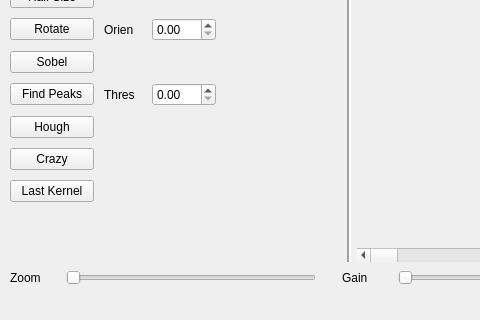
Above: hw1/src/mainwindow.ui from eschwabe/computer-vision before the change; both pictures show x 0 to 480 and y 443 to 763 of the 1002 by 763 pixel window. Below: the same form after it.
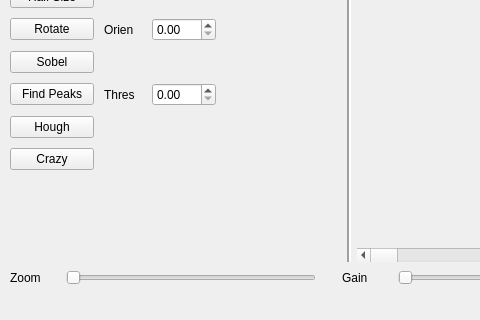
That is the form after the change.

Diff of the .ui file:
```diff
--- a/hw1/src/mainwindow.ui
+++ b/hw1/src/mainwindow.ui
@@ -395,7 +395,7 @@
           </property>
          </spacer>
         </item>
-        <item row="20" column="0">
+        <item row="19" column="0">
          <spacer name="verticalSpacer_3">
           <property name="orientation">
            <enum>Qt::Vertical</enum>
@@ -408,13 +408,6 @@
           </property>
          </spacer>
         </item>
-        <item row="19" column="0">
-         <widget class="QPushButton" name="lastKernelButton">
-          <property name="text">
-           <string>Last Kernel</string>
-          </property>
-         </widget>
-        </item>
        </layout>
       </item>
       <item>
```
